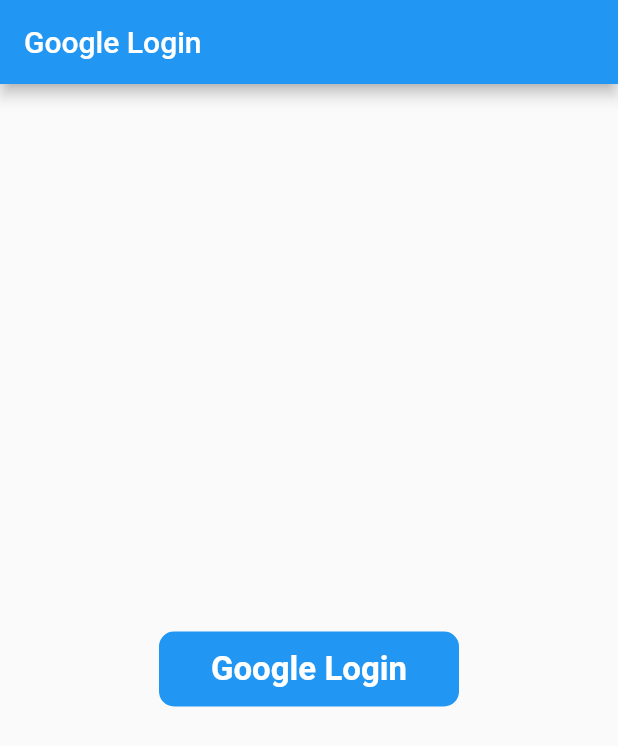
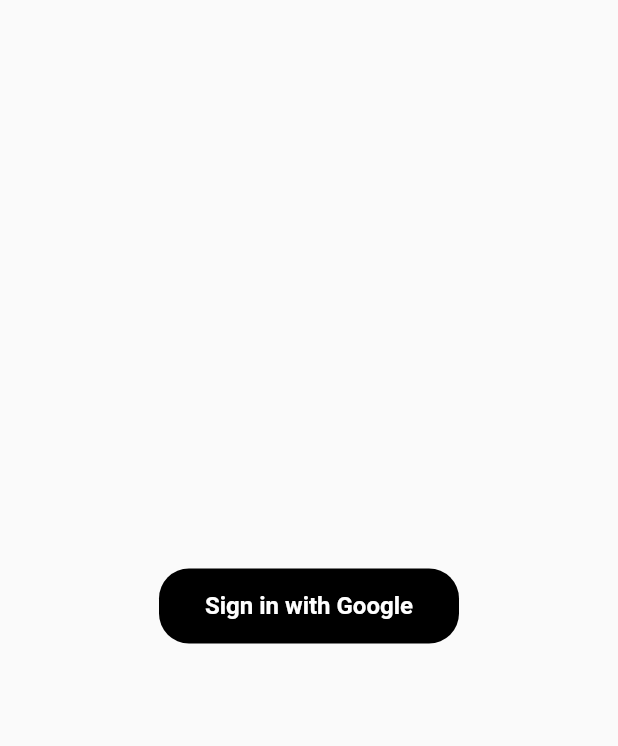
Before and after one commit to MohitAsodariya31/google_login_app, a Flutter app: the screen it shows after launch, on a phone screen of 412 x 824 dp. Shown: the top 746 px of the screen. Run offline on Flutter 3.47's test engine with Material 2 defaults, Android fonts, the phone set to English and light mode, and no system bars; our stand-ins replace firebase_auth, firebase_core, google_sign_in; accounts and stored records are empty.

Commit message:
initial commit

```diff
--- a/lib/login_screen.dart
+++ b/lib/login_screen.dart
@@ -2,56 +2,54 @@ import 'package:firebase_auth/firebase_auth.dart';
 import 'package:flutter/material.dart';
 import 'package:google_sign_in/google_sign_in.dart';
 
-class SocialLoginScreen extends StatefulWidget {
-  const SocialLoginScreen({Key? key}) : super(key: key);
+class LoginScreen extends StatefulWidget {
+  const LoginScreen({Key? key}) : super(key: key);
 
   @override
-  State<SocialLoginScreen> createState() => _SocialLoginScreenState();
+  State<LoginScreen> createState() => _LoginScreenState();
 }
 
-class _SocialLoginScreenState extends State<SocialLoginScreen> {
+class _LoginScreenState extends State<LoginScreen> {
   UserCredential? userCredential;
 
   @override
   Widget build(BuildContext context) {
     return Scaffold(
-      appBar: AppBar(
-        title: const Text("Google Login"),
-      ),
-      body: Center(
+      body: Padding(
+        padding: const EdgeInsets.all(18),
+        child: Center(
           child: Column(
             mainAxisAlignment: MainAxisAlignment.center,
             children: [
-            const SizedBox(height: 12),
-            GestureDetector(
+              InkWell(
                 onTap: () async {
-                userCredential = await signInWithGoogle();
+                  await signInWithGoogle();
 
-                debugPrint("userCredential ------>>> ${userCredential!.user!.displayName}");
-                debugPrint("userCredential ------>>> ${userCredential!.user!.email}");
-                debugPrint("userCredential ------>>> ${userCredential!.user!.phoneNumber}");
-                debugPrint("userCredential ------>>> ${userCredential!.user!.photoURL}");
-                debugPrint("userCredential ------>>> ${userCredential!.user!.uid}");
+                  // debugPrint("Auth ----------->> ${auth.currentUser!.displayName}");
                 },
                 child: Container(
+                  width: 200,
                   height: 50,
-                width: 200,
                   alignment: Alignment.center,
                   decoration: BoxDecoration(
-                  color: Colors.blue,
-                  borderRadius: BorderRadius.circular(10),
+                    borderRadius: BorderRadius.circular(20),
+                    color: Colors.black,
                   ),
                   child: const Text(
-                  "Google Login",
+                    'Sign in with Google',
                     style: TextStyle(
-                    fontSize: 22,
-                    fontWeight: FontWeight.w600,
+                      fontSize: 16,
+                      fontWeight: FontWeight.bold,
                       color: Colors.white,
                     ),
                   ),
                 ),
               ),
+              const SizedBox(
+                height: 16,
+              ),
             ],
+          ),
         ),
       ),
     );
--- a/lib/main.dart
+++ b/lib/main.dart
@@ -19,7 +19,7 @@ class MyApp extends StatelessWidget {
       theme: ThemeData(
         primarySwatch: Colors.blue,
       ),
-      home: const SocialLoginScreen(),
+      home: const LoginScreen(),
     );
   }
 }
```
Lines whose indentation alone changed are shown as unchanged.
